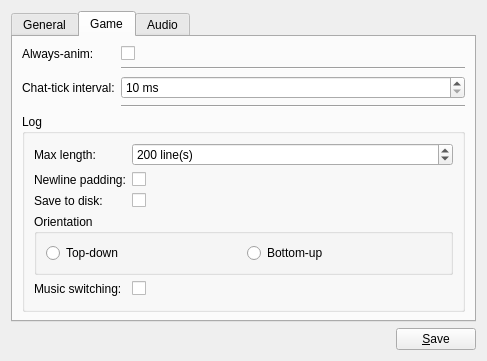
lambdcalculus/AO2-Client, file res/ui/config_panel.ui: the form before one commit.
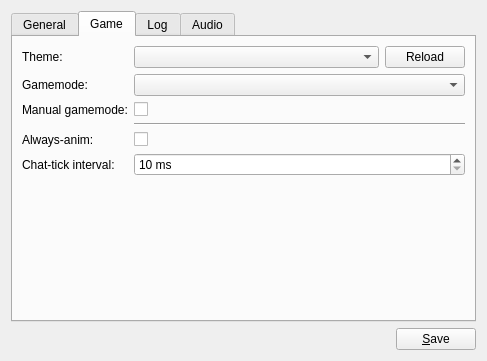
The form after the commit. The open tabs and pages were chosen to show the change.

Commit message: Move log to own tab+Move theme/gamemode to Game tab

The edit to the form file:
```diff
--- a/res/ui/config_panel.ui
+++ b/res/ui/config_panel.ui
@@ -19,7 +19,7 @@
   <property name="minimumSize">
    <size>
     <width>487</width>
-    <height>361</height>
+    <height>300</height>
    </size>
   </property>
   <property name="windowTitle">
@@ -64,20 +64,6 @@
         </widget>
        </item>
        <item row="2" column="1">
-        <widget class="Line" name="line">
-         <property name="orientation">
-          <enum>Qt::Horizontal</enum>
-         </property>
-        </widget>
-       </item>
-       <item row="3" column="0">
-        <widget class="QLabel" name="theme_label">
-         <property name="text">
-          <string>Theme:</string>
-         </property>
-        </widget>
-       </item>
-       <item row="3" column="1">
         <widget class="QWidget" name="widget" native="true">
          <property name="sizePolicy">
           <sizepolicy hsizetype="Preferred" vsizetype="Maximum">
@@ -98,36 +84,10 @@
           <property name="bottomMargin">
            <number>0</number>
           </property>
-          <item>
-           <widget class="QComboBox" name="theme"/>
-          </item>
-          <item>
-           <widget class="QPushButton" name="theme_reload">
-            <property name="sizePolicy">
-             <sizepolicy hsizetype="Maximum" vsizetype="Fixed">
-              <horstretch>0</horstretch>
-              <verstretch>0</verstretch>
-             </sizepolicy>
-            </property>
-            <property name="text">
-             <string>Reload</string>
-            </property>
-           </widget>
-          </item>
          </layout>
         </widget>
        </item>
-       <item row="4" column="0">
-        <widget class="QLabel" name="gamemode_label">
-         <property name="text">
-          <string>Gamemode:</string>
-         </property>
-        </widget>
-       </item>
-       <item row="4" column="1">
-        <widget class="QComboBox" name="gamemode"/>
-       </item>
-       <item row="5" column="1">
+       <item row="3" column="1">
         <widget class="Line" name="line_3">
          <property name="orientation">
           <enum>Qt::Horizontal</enum>
@@ -154,36 +114,6 @@
          </property>
         </widget>
        </item>
-       <item row="8" column="1">
-        <spacer name="verticalSpacer">
-         <property name="orientation">
-          <enum>Qt::Vertical</enum>
-         </property>
-         <property name="sizeType">
-          <enum>QSizePolicy::Expanding</enum>
-         </property>
-         <property name="sizeHint" stdset="0">
-          <size>
-           <width>20</width>
-           <height>40</height>
-          </size>
-         </property>
-        </spacer>
-       </item>
-       <item row="7" column="1">
-        <widget class="QCheckBox" name="manual_gamemode">
-         <property name="text">
-          <string/>
-         </property>
-        </widget>
-       </item>
-       <item row="7" column="0">
-        <widget class="QLabel" name="manual_gamemode_label">
-         <property name="text">
-          <string>Manual gamemode: </string>
-         </property>
-        </widget>
-       </item>
       </layout>
      </widget>
      <widget class="QWidget" name="tab_2">
@@ -204,6 +134,87 @@
       </attribute>
       <layout class="QFormLayout" name="formLayout_3">
        <item row="0" column="0">
+        <widget class="QLabel" name="theme_label">
+         <property name="text">
+          <string>Theme:</string>
+         </property>
+        </widget>
+       </item>
+       <item row="0" column="1">
+        <widget class="QWidget" name="widget_2" native="true">
+         <property name="sizePolicy">
+          <sizepolicy hsizetype="Preferred" vsizetype="Maximum">
+           <horstretch>0</horstretch>
+           <verstretch>0</verstretch>
+          </sizepolicy>
+         </property>
+         <layout class="QHBoxLayout" name="horizontalLayout_11">
+          <property name="spacing">
+           <number>6</number>
+          </property>
+          <property name="leftMargin">
+           <number>0</number>
+          </property>
+          <property name="topMargin">
+           <number>0</number>
+          </property>
+          <property name="rightMargin">
+           <number>0</number>
+          </property>
+          <property name="bottomMargin">
+           <number>0</number>
+          </property>
+          <item>
+           <widget class="QComboBox" name="theme"/>
+          </item>
+          <item>
+           <widget class="QPushButton" name="theme_reload">
+            <property name="sizePolicy">
+             <sizepolicy hsizetype="Maximum" vsizetype="Fixed">
+              <horstretch>0</horstretch>
+              <verstretch>0</verstretch>
+             </sizepolicy>
+            </property>
+            <property name="text">
+             <string>Reload</string>
+            </property>
+           </widget>
+          </item>
+         </layout>
+        </widget>
+       </item>
+       <item row="1" column="0">
+        <widget class="QLabel" name="gamemode_label">
+         <property name="text">
+          <string>Gamemode:</string>
+         </property>
+        </widget>
+       </item>
+       <item row="1" column="1">
+        <widget class="QComboBox" name="gamemode"/>
+       </item>
+       <item row="2" column="0">
+        <widget class="QLabel" name="manual_gamemode_label">
+         <property name="text">
+          <string>Manual gamemode:</string>
+         </property>
+        </widget>
+       </item>
+       <item row="2" column="1">
+        <widget class="QCheckBox" name="manual_gamemode">
+         <property name="text">
+          <string/>
+         </property>
+        </widget>
+       </item>
+       <item row="3" column="1">
+        <widget class="Line" name="line_4">
+         <property name="orientation">
+          <enum>Qt::Horizontal</enum>
+         </property>
+        </widget>
+       </item>
+       <item row="4" column="0">
         <widget class="QLabel" name="always_pre_label">
          <property name="text">
           <string>Always-anim:</string>
@@ -213,7 +224,7 @@
          </property>
         </widget>
        </item>
-       <item row="0" column="1">
+       <item row="4" column="1">
         <widget class="QCheckBox" name="always_pre">
          <property name="sizePolicy">
           <sizepolicy hsizetype="Minimum" vsizetype="Minimum">
@@ -229,21 +240,14 @@
          </property>
         </widget>
        </item>
-       <item row="1" column="1">
-        <widget class="Line" name="line_5">
-         <property name="orientation">
-          <enum>Qt::Horizontal</enum>
-         </property>
-        </widget>
-       </item>
-       <item row="2" column="0">
+       <item row="5" column="0">
         <widget class="QLabel" name="chat_tick_interval_label">
          <property name="text">
           <string>Chat-tick interval:</string>
          </property>
         </widget>
        </item>
-       <item row="2" column="1">
+       <item row="5" column="1">
         <widget class="QSpinBox" name="chat_tick_interval">
          <property name="suffix">
           <string> ms</string>
@@ -256,25 +260,13 @@
          </property>
         </widget>
        </item>
-       <item row="3" column="1">
-        <widget class="Line" name="line_4">
-         <property name="orientation">
-          <enum>Qt::Horizontal</enum>
-         </property>
-        </widget>
-       </item>
-       <item row="4" column="0" colspan="2">
-        <widget class="QGroupBox" name="log">
-         <property name="sizePolicy">
-          <sizepolicy hsizetype="Preferred" vsizetype="Expanding">
-           <horstretch>0</horstretch>
-           <verstretch>0</verstretch>
-          </sizepolicy>
-         </property>
-         <property name="title">
+      </layout>
+     </widget>
+     <widget class="QWidget" name="tab_8">
+      <attribute name="title">
           <string>Log</string>
-         </property>
-         <layout class="QFormLayout" name="formLayout_4">
+      </attribute>
+      <layout class="QFormLayout" name="formLayout_7">
           <item row="0" column="0">
            <widget class="QLabel" name="log_length_label">
             <property name="text">
@@ -284,17 +276,8 @@
           </item>
           <item row="0" column="1">
            <widget class="QSpinBox" name="log_length">
-            <property name="sizePolicy">
-             <sizepolicy hsizetype="Minimum" vsizetype="Minimum">
-              <horstretch>0</horstretch>
-              <verstretch>0</verstretch>
-             </sizepolicy>
-            </property>
             <property name="suffix">
-             <string> line(s)</string>
-            </property>
-            <property name="minimum">
-             <number>0</number>
+          <string> lines</string>
             </property>
             <property name="maximum">
              <number>10000</number>
@@ -313,18 +296,29 @@
           </item>
           <item row="1" column="1">
            <widget class="QCheckBox" name="log_newline">
-            <property name="sizePolicy">
-             <sizepolicy hsizetype="Minimum" vsizetype="Minimum">
-              <horstretch>0</horstretch>
-              <verstretch>0</verstretch>
-             </sizepolicy>
+         <property name="text">
+          <string/>
+         </property>
+        </widget>
+       </item>
+       <item row="2" column="0">
+        <widget class="QLabel" name="log_music_label">
+         <property name="text">
+          <string>Music switching:</string>
+         </property>
+        </widget>
+       </item>
+       <item row="2" column="1">
+        <widget class="QCheckBox" name="log_music">
+         <property name="text">
+          <string/>
             </property>
            </widget>
           </item>
           <item row="3" column="0" colspan="2">
            <widget class="QGroupBox" name="log_orientation">
             <property name="sizePolicy">
-             <sizepolicy hsizetype="Preferred" vsizetype="Minimum">
+          <sizepolicy hsizetype="Expanding" vsizetype="Minimum">
               <horstretch>0</horstretch>
               <verstretch>0</verstretch>
              </sizepolicy>
@@ -351,46 +345,17 @@
            </widget>
           </item>
           <item row="4" column="0">
-           <widget class="QLabel" name="log_music_label">
-            <property name="text">
-             <string>Music switching:</string>
-            </property>
-            <property name="wordWrap">
-             <bool>true</bool>
-            </property>
-           </widget>
-          </item>
-          <item row="4" column="1">
-           <widget class="QCheckBox" name="log_music">
-            <property name="sizePolicy">
-             <sizepolicy hsizetype="Minimum" vsizetype="Minimum">
-              <horstretch>0</horstretch>
-              <verstretch>0</verstretch>
-             </sizepolicy>
-            </property>
-            <property name="text">
-             <string/>
-            </property>
-           </widget>
-          </item>
-          <item row="2" column="0">
            <widget class="QLabel" name="log_recording_label">
             <property name="text">
-             <string>Save to disk:</string>
+          <string>Save to disk: </string>
             </property>
            </widget>
           </item>
-          <item row="2" column="1">
+       <item row="4" column="1">
            <widget class="QCheckBox" name="log_recording">
-            <property name="sizePolicy">
-             <sizepolicy hsizetype="Minimum" vsizetype="Minimum">
-              <horstretch>0</horstretch>
-              <verstretch>0</verstretch>
-             </sizepolicy>
-            </property>
-           </widget>
-          </item>
-         </layout>
+         <property name="text">
+          <string/>
+         </property>
         </widget>
        </item>
       </layout>
```
Left out of the diff: 21 changed lines with no effect on the pictures. Lines whose indentation alone changed are shown as unchanged.
